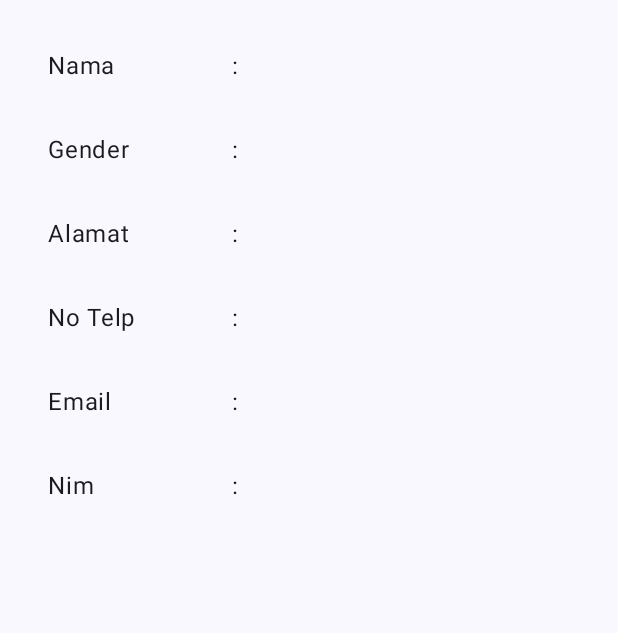
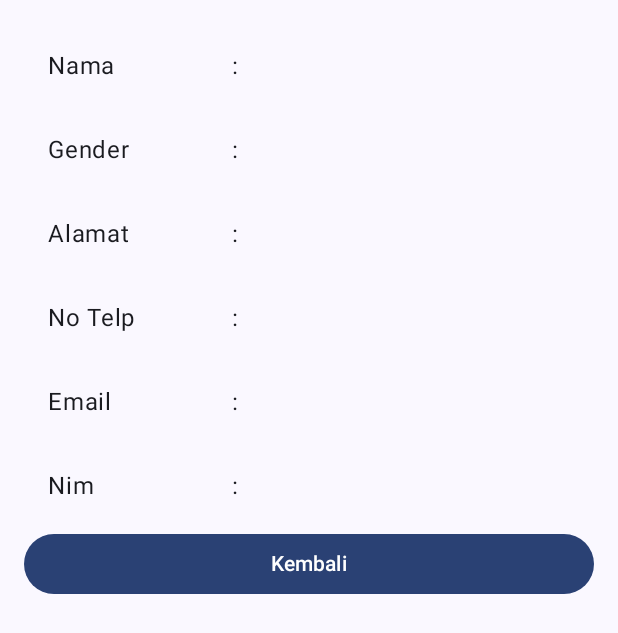
Before and after one commit to veresoora/QuestNavigasiMVVM_016, an Android app built with Jetpack Compose: the composable DetailMahasiswaView shown on its own in the app's theme, on a phone screen of 412 x 824 dp. Shown: the top 633 px of the screen. Run offline under Robolectric (Android 15) with nearby library versions, the phone set to English and light mode, and no system bars.

Commit message:
menambahkan parameter dan button

```diff
--- a/app/src/main/java/com/nadia/pertemuan6/ui/view/DetailMahasiswaView.kt
+++ b/app/src/main/java/com/nadia/pertemuan6/ui/view/DetailMahasiswaView.kt
@@ -5,6 +5,7 @@ import androidx.compose.foundation.layout.Row
 import androidx.compose.foundation.layout.fillMaxSize
 import androidx.compose.foundation.layout.fillMaxWidth
 import androidx.compose.foundation.layout.padding
+import androidx.compose.material3.Button
 import androidx.compose.material3.Text
 import androidx.compose.runtime.Composable
 import androidx.compose.ui.Modifier
@@ -14,7 +15,8 @@ import com.nadia.pertemuan6.model.Mahasiswa
 @Composable
 fun DetailMahasiswaView(
     dataMhs: Mahasiswa,
-    modifier: Modifier = Modifier
+    modifier: Modifier = Modifier,
+    onBackClick: () -> Unit
 ) {
     val listDataMhs = listOf(
         Pair("Nama", dataMhs.nama),
@@ -33,6 +35,12 @@ fun DetailMahasiswaView(
         listDataMhs.forEach { data ->
             DetailMhs(judul = data.first,
                 isinya = data.second)
+        }
+        Button(
+            modifier = Modifier.fillMaxWidth(),
+            onClick = { onBackClick()}
+        ) {
+            Text(text = "Kembali")
         }
     }
 }
```
